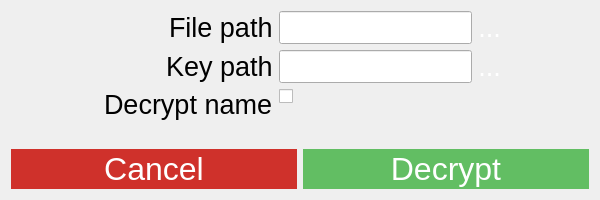
hackpulsar/storage-crab-desktop, file forms/decrypt_dialog.ui: the form before one commit.
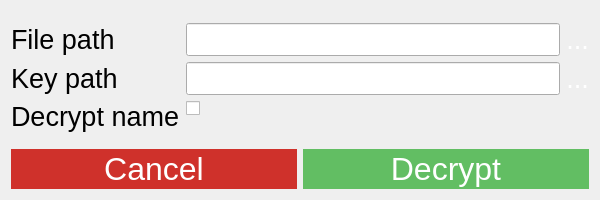
The form after the commit.

Commit message: update decrypt dialog properties

What changed in the file:
```diff
--- a/forms/decrypt_dialog.ui
+++ b/forms/decrypt_dialog.ui
@@ -17,13 +17,13 @@
    <item>
     <layout class="QFormLayout" name="formLayout_2">
      <property name="fieldGrowthPolicy">
-      <enum>QFormLayout::FieldsStayAtSizeHint</enum>
+      <enum>QFormLayout::FieldGrowthPolicy::ExpandingFieldsGrow</enum>
      </property>
      <property name="labelAlignment">
-      <set>Qt::AlignRight</set>
+      <set>Qt::AlignmentFlag::AlignLeading|Qt::AlignmentFlag::AlignLeft|Qt::AlignmentFlag::AlignVCenter</set>
      </property>
      <property name="formAlignment">
-      <set>Qt::AlignHCenter|Qt::AlignTop</set>
+      <set>Qt::AlignmentFlag::AlignCenter</set>
      </property>
      <item row="0" column="0">
       <widget class="QLabel" name="filePathLabel">
```
The commit also changes 1 other file.
